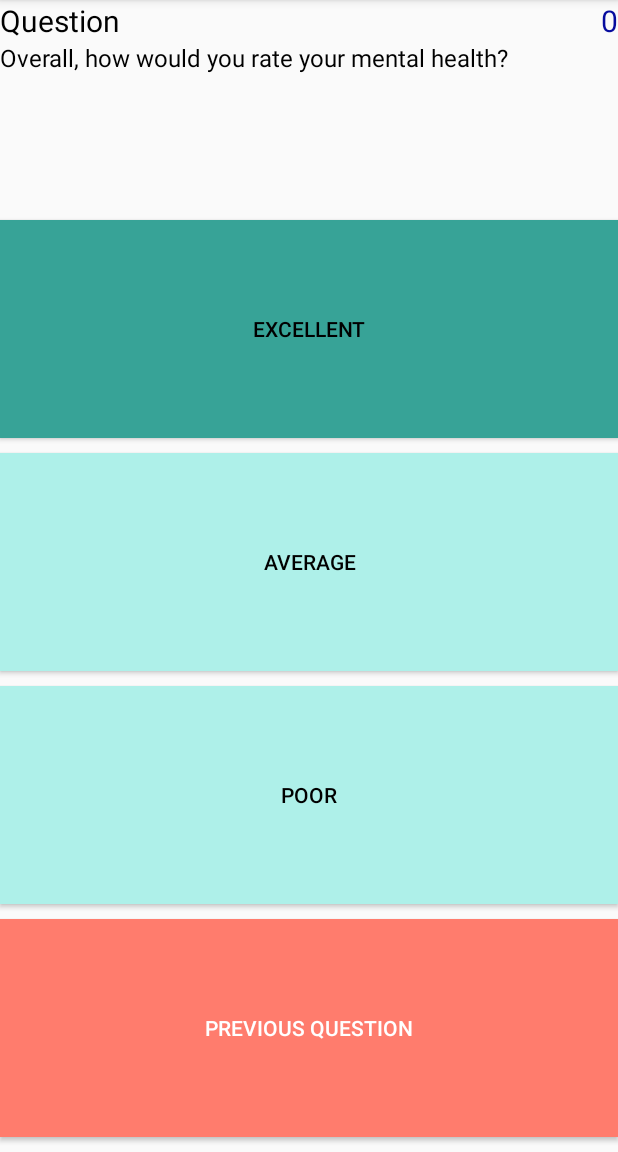
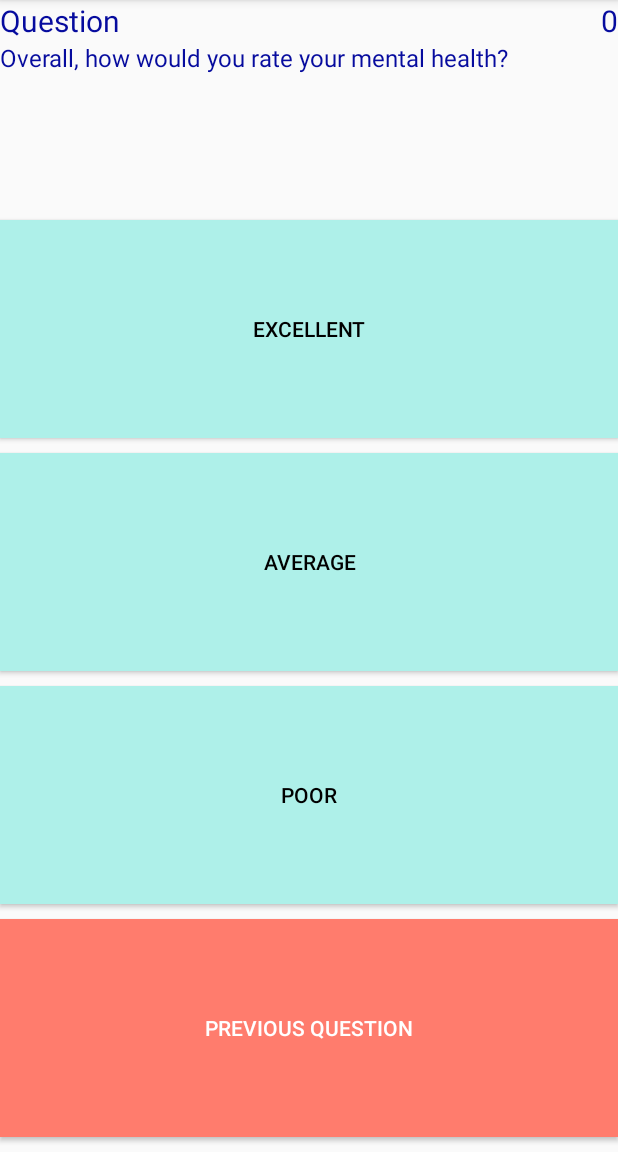
Before and after one commit to anjalimaheshwari/cis350project, an Android app: the SurveyActivity screen opened directly, with no data from a screen before it, on a phone screen of 412 x 824 dp, the part 84-1236 px from its top. Run offline under Robolectric (Android 15) with nearby library versions, the phone set to English and light mode, and no system bars.

Commit message:
style changes

```diff
--- a/app/src/main/res/layout/activity_survey.xml
+++ b/app/src/main/res/layout/activity_survey.xml
@@ -13,14 +13,14 @@
         android:layout_marginBottom="0dp">
 
         <TextView
-            android:id="@+id/question_text"
             android:layout_width="wrap_content"
             android:layout_height="wrap_content"
+            android:text="Question"
+            android:textSize="20sp"
+            android:textColor="#060b9e"
             android:layout_alignParentLeft="true"
-            android:layout_weight="1"
-            android:text="Question"
-            android:textColor="@color/common_google_signin_btn_text_dark_focused"
-            android:textSize="20sp" />
+            android:layout_weight = "1"
+            android:id="@+id/question_text"/>
 
         <TextView
             android:layout_width="wrap_content"
@@ -33,15 +33,14 @@
             android:textSize="20sp"/>
 
     </RelativeLayout>
-
     <TextView
-        android:id="@+id/question"
         android:layout_width="match_parent"
         android:layout_height="wrap_content"
-        android:layout_weight="1"
         android:text="How are you feeling today?"
-        android:textColor="@color/common_google_signin_btn_text_dark_focused"
-        android:textSize="16sp" />
+        android:textSize="16sp"
+        android:textColor="#060b9e"
+        android:layout_weight = "1"
+        android:id="@+id/question"/>
 
 
     <Button
@@ -50,7 +49,7 @@
         android:layout_height="wrap_content"
         android:layout_marginBottom="10dp"
         android:layout_weight="1"
-        android:background="@color/colorPrimary"
+        android:background="#FFAEF0E9"
         android:text="placeholder"
         android:textColor="@color/common_google_signin_btn_text_dark_focused" />
 
```
